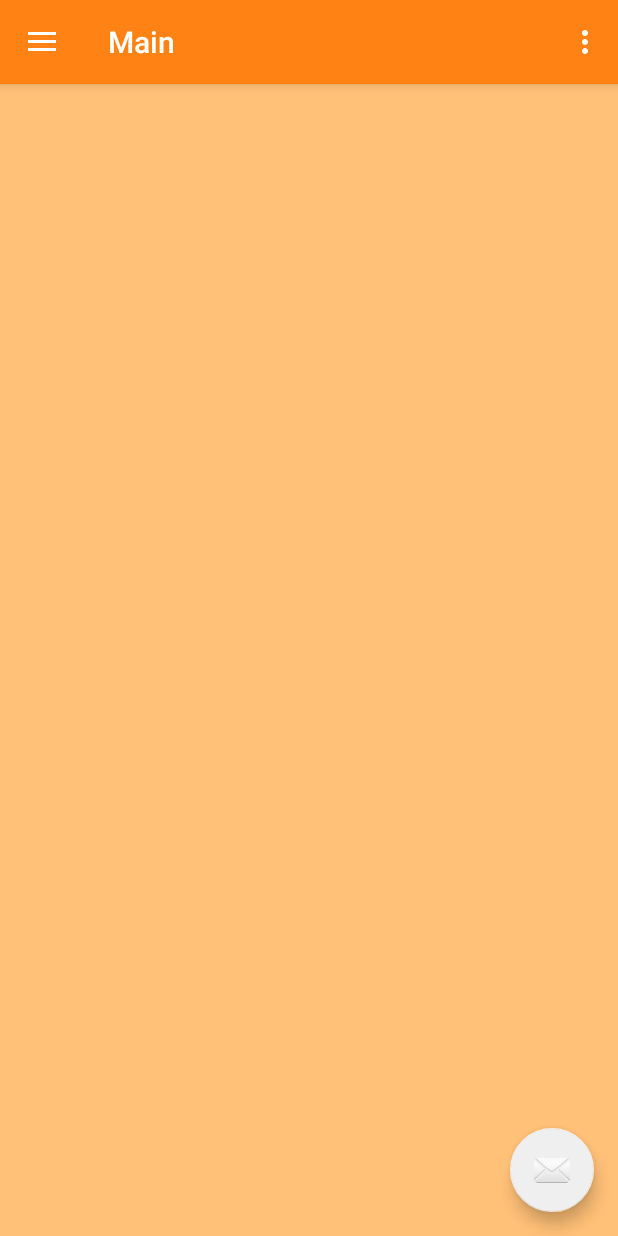
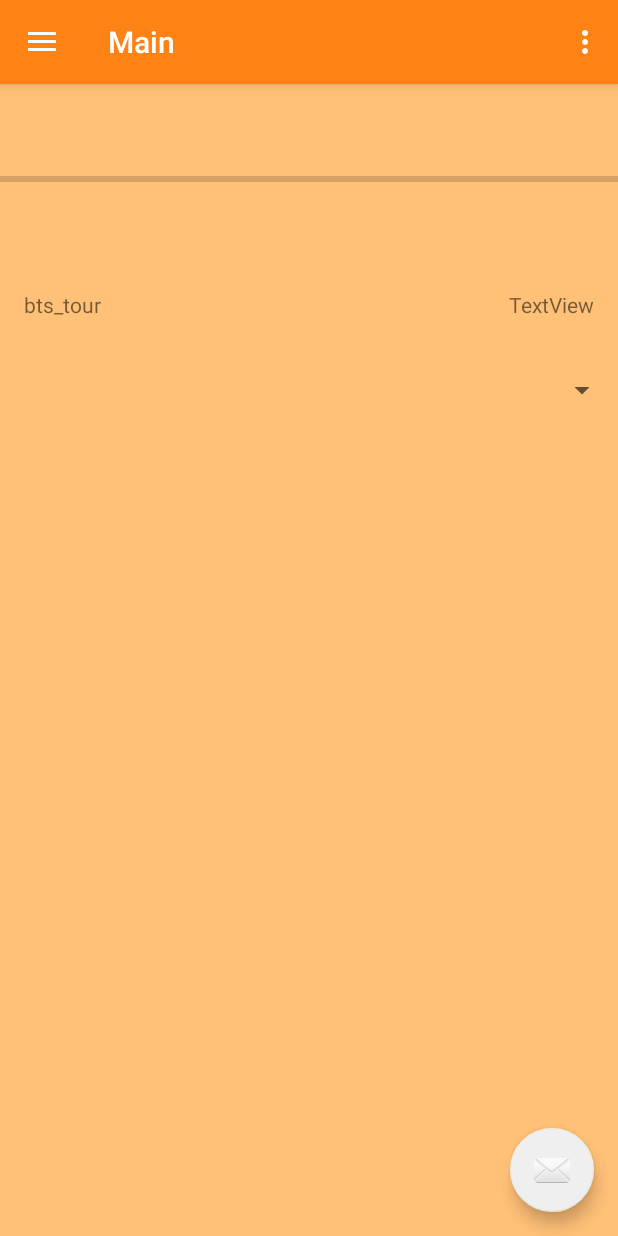
Before and after one commit to Leon-Wilson/bts_tour_app, an Android app: the screen it shows after launch (nav_main), on a phone screen of 412 x 824 dp. Run offline under Robolectric (Android 15) with nearby library versions, the phone set to English and light mode, and no system bars.

Commit message:
no message

```diff
--- a/bts_tour/app/build.gradle
+++ b/bts_tour/app/build.gradle
@@ -23,7 +23,11 @@ dependencies {
     implementation 'com.android.support:appcompat-v7:26.1.0'
     implementation 'com.android.support.constraint:constraint-layout:1.1.0'
     implementation 'com.android.support:design:26.1.0'
+    implementation 'com.google.firebase:firebase-auth:11.0.4'
     testImplementation 'junit:junit:4.12'
     androidTestImplementation 'com.android.support.test:runner:1.0.2'
     androidTestImplementation 'com.android.support.test.espresso:espresso-core:3.0.2'
 }
+
+
+apply plugin: 'com.google.gms.google-services'
--- a/bts_tour/app/src/main/java/fs/sdvbs/bts_tour/level_system.java
+++ b/bts_tour/app/src/main/java/fs/sdvbs/bts_tour/level_system.java
@@ -23,7 +23,7 @@ public class level_system implements Parcelable{
         current_level = 1;
         level_cap = 5;
         current_points = 0;
-        points_until_levelup = 100;
+        points_until_levelup = 10;
     }
 
     protected level_system(Parcel in) {
--- a/bts_tour/app/src/main/java/fs/sdvbs/bts_tour/multiple_choice.java
+++ b/bts_tour/app/src/main/java/fs/sdvbs/bts_tour/multiple_choice.java
@@ -11,6 +11,7 @@ public class multiple_choice implements question {
     String question_text = "";
     answer[] answer_pool;
 
+    //BOTH NEVER ACTUALLY USED
     int player_choice;
     int correct_answer = -1;
 
@@ -50,6 +51,7 @@ public class multiple_choice implements question {
     @Override
     public String getQuestionText() { return question_text; }
 
+    //NEVER ACTUALLY USED
     @Override
     public boolean isCorrect()
     {
--- a/bts_tour/app/src/main/java/fs/sdvbs/bts_tour/nav_main.java
+++ b/bts_tour/app/src/main/java/fs/sdvbs/bts_tour/nav_main.java
@@ -13,6 +13,9 @@ import android.support.v7.app.AppCompatActivity;
 import android.support.v7.widget.Toolbar;
 import android.view.Menu;
 import android.view.MenuItem;
+import android.widget.ProgressBar;
+import android.widget.TextView;
+
 /*
 TODO: Research startActivityForResults() to handle data being updated when user presses back button (look into request codes)
 
@@ -21,6 +24,7 @@ public class nav_main extends AppCompatActivity
         implements NavigationView.OnNavigationItemSelectedListener {
 
     player current_player;
+    ProgressBar player_progress;
     @Override
     protected void onCreate(Bundle savedInstanceState) {
         super.onCreate(savedInstanceState);
@@ -29,6 +33,12 @@ public class nav_main extends AppCompatActivity
         setSupportActionBar(toolbar);
 
         current_player = new player("Leon");
+        player_progress = (ProgressBar) findViewById(R.id.player_progress);
+
+        player_progress.setMax(current_player.stats.points_until_levelup);
+        player_progress.setProgress(current_player.stats.current_points);
+        TextView player_name = (TextView) findViewById(R.id.stat_name);
+        TextView player_level = (TextView) findViewById(R.id.stat_current_level);
 
         FloatingActionButton fab = (FloatingActionButton) findViewById(R.id.fab);
         fab.setOnClickListener(new View.OnClickListener() {
@@ -92,6 +102,12 @@ public class nav_main extends AppCompatActivity
         }
     }
 
+    @Override
+    protected void onStart() {
+        super.onStart();
+        player_progress.setProgress(current_player.stats.current_points);
+    }
+
     @SuppressWarnings("StatementWithEmptyBody")
     @Override
     public boolean onNavigationItemSelected(MenuItem item) {
--- a/bts_tour/app/src/main/java/fs/sdvbs/bts_tour/nav_script.java
+++ b/bts_tour/app/src/main/java/fs/sdvbs/bts_tour/nav_script.java
@@ -15,7 +15,6 @@ public class nav_script extends AppCompatActivity {
         setContentView(R.layout.activity_nav_script);
         Toolbar toolbar = (Toolbar) findViewById(R.id.toolbar);
         setSupportActionBar(toolbar);
-
         FloatingActionButton fab = (FloatingActionButton) findViewById(R.id.fab);
         fab.setOnClickListener(new View.OnClickListener() {
             @Override
--- a/bts_tour/app/src/main/java/fs/sdvbs/bts_tour/player.java
+++ b/bts_tour/app/src/main/java/fs/sdvbs/bts_tour/player.java
@@ -11,23 +11,24 @@ import android.os.Parcelable;
 TODO: Implement Parceable into player class so that it can be transfered between activities
 //*/
 public class player implements Parcelable {
+    user_json current_user;
     level_system stats;
     //IMAGE? of the current player?
     String player_name;
     //TODO: Add list of quizzes to player for storing results in database
     quiz[] quizzes;
 
-    public player(String name_)
-    {
+    public player(String name_) {
         player_name = name_;
         stats = new level_system();
     }
 
-    public player(String name_, level_system stats_)
-    {
+    public player(String name_, level_system stats_) {
         player_name = name_;
         stats = stats_;
     }
+
+
 
     protected player(Parcel in) {
         player_name = in.readString();
@@ -54,6 +55,6 @@ public class player implements Parcelable {
     @Override
     public void writeToParcel(Parcel parcel, int i) {
         parcel.writeString(player_name);
-        parcel.writeParcelable(stats,i);
+        parcel.writeParcelable(stats, i);
     }
 }
--- a/bts_tour/app/src/main/res/layout/content_nav_main.xml
+++ b/bts_tour/app/src/main/res/layout/content_nav_main.xml
@@ -6,6 +6,48 @@
     android:layout_height="match_parent"
     app:layout_behavior="@string/appbar_scrolling_view_behavior"
     tools:context="fs.sdvbs.bts_tour.nav_main"
+    tools:layout_editor_absoluteY="81dp"
     tools:showIn="@layout/app_bar_nav_main">
 
+    <TextView
+        android:id="@+id/stat_name"
+        android:layout_width="wrap_content"
+        android:layout_height="wrap_content"
+        android:layout_marginBottom="35dp"
+        android:layout_marginStart="16dp"
+        android:text="@string/app_name"
+        app:layout_constraintBottom_toTopOf="@+id/quiz_selection"
+        app:layout_constraintStart_toStartOf="parent" />
+
+    <TextView
+        android:id="@+id/stat_current_level"
+        android:layout_width="wrap_content"
+        android:layout_height="wrap_content"
+        android:layout_marginEnd="16dp"
+        android:layout_marginTop="22dp"
+        android:text="TextView"
+        app:layout_constraintEnd_toEndOf="parent"
+        app:layout_constraintTop_toBottomOf="@+id/player_progress" />
+
+    <Spinner
+        android:id="@+id/quiz_selection"
+        android:layout_width="0dp"
+        android:layout_height="wrap_content"
+        android:layout_marginTop="192dp"
+        app:layout_constraintEnd_toEndOf="parent"
+        app:layout_constraintStart_toStartOf="parent"
+        app:layout_constraintTop_toTopOf="parent" />
+
+    <ProgressBar
+        android:id="@+id/player_progress"
+        style="?android:attr/progressBarStyleHorizontal"
+        android:layout_width="0dp"
+        android:layout_height="0dp"
+        android:layout_marginBottom="22dp"
+        android:layout_marginTop="11dp"
+        app:layout_constraintBottom_toTopOf="@+id/stat_name"
+        app:layout_constraintEnd_toEndOf="parent"
+        app:layout_constraintStart_toStartOf="parent"
+        app:layout_constraintTop_toTopOf="parent" />
+
 </android.support.constraint.ConstraintLayout>
--- a/bts_tour/build.gradle
+++ b/bts_tour/build.gradle
@@ -12,6 +12,7 @@ buildscript {
 
         // NOTE: Do not place your application dependencies here; they belong
         // in the individual module build.gradle files
+        classpath 'com.google.gms:google-services:3.1.0'
     }
 }
 
```
Also changed, not shown: bts_tour/app/src/main/java/fs/sdvbs/bts_tour/building.java (added, +11 -0 lines), bts_tour/app/src/main/java/fs/sdvbs/bts_tour/login_activity.java (+64 -45 lines), bts_tour/app/src/main/java/fs/sdvbs/bts_tour/script.java (added, +13 -0 lines), bts_tour/app/src/main/java/fs/sdvbs/bts_tour/user_json.java (added, +51 -0 lines), bts_tour/app/src/main/res/layout/activity_login.xml (+7 -1 lines), 1 other file.
